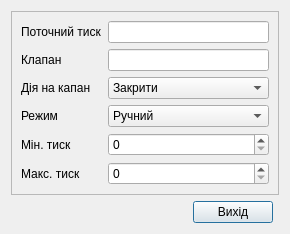
Before: the Qt Designer form satur/scada/dlgsusctrl.ui in vanessaorgua/talne, drawn with Qt 5.
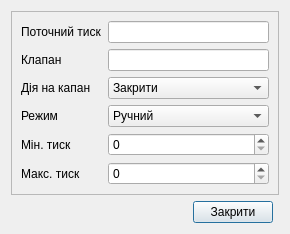
After: the same form once the commit is applied.

```diff
--- a/satur/scada/dlgsusctrl.ui
+++ b/satur/scada/dlgsusctrl.ui
@@ -154,7 +154,7 @@
    <item row="1" column="1">
     <widget class="QPushButton" name="Exit">
      <property name="text">
-      <string>Вихід</string>
+      <string>Закрити</string>
      </property>
     </widget>
    </item>
```
